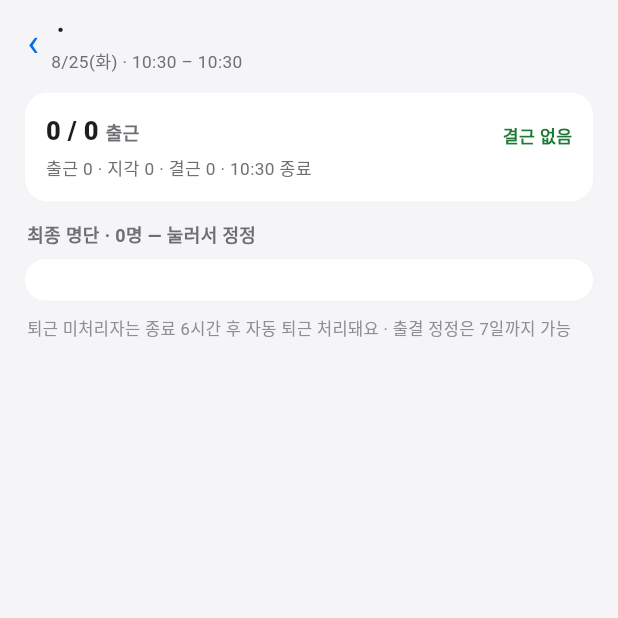
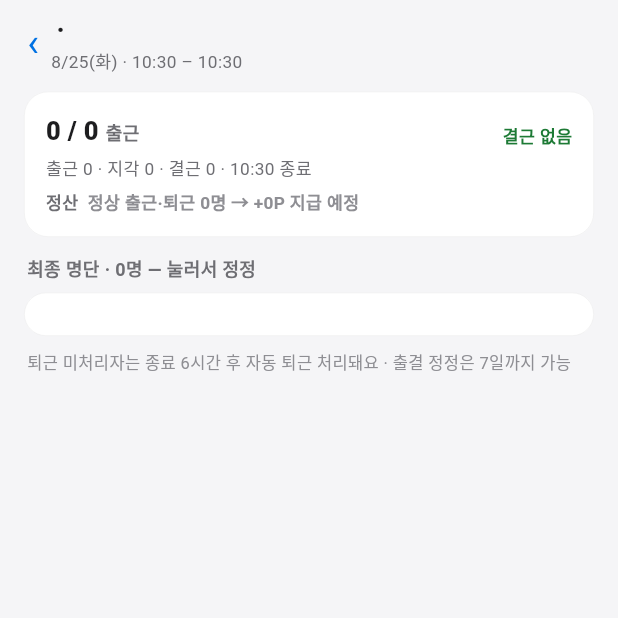
Before and after one commit to mogi-jeong/jobfit, a Flutter app: the AttendancePage screen opened directly with empty values, on a phone screen of 412 x 824 dp, the top half of it. Run offline on Flutter 3.47's test engine with Material 3 defaults, Android fonts, the phone set to English and light mode, and no system bars.

Commit message:
포인트 = 종료 후 정산, 정상 출근+정상 퇴근만 자동 — GPS 승인은 '퇴근 인정'까지, 반려는 미인정, 종료 화면 정산 요약(+N×P) 및 명단별 +P/포인트 없음 표시. 공용 규칙: lib/policy.dart(알바생 앱 복사용) + ATTENDANCE_RULES.md

```diff
--- a/lib/main.dart
+++ b/lib/main.dart
@@ -5,6 +5,7 @@
 import 'dart:async';
 import 'dart:math';
 import 'package:flutter/material.dart';
+import 'policy.dart';
 
 part 'mock_data.dart';
 
@@ -135,8 +136,9 @@ class Job {
   final DateTime start, end;
   final int cap, ok, short;
   final String desc; // 공고 내용 (템플릿 불러오기 + 수정)
+  final int point; // 잡핏 포인트 (기본 1,000P · 공고별 조정) — 종료 후 정상 출근+퇴근자에게만 자동 지급
   const Job(this.site, this.slot, this.status, this.start, this.end, this.cap, this.ok, this.short,
-      {this.id = '', this.desc = ''});
+      {this.id = '', this.desc = '', this.point = 1000});
 
   String get timeLabel =>
       '${_hm(start)} – ${_hm(end)}';
@@ -176,7 +178,7 @@ String? outOf(Job j, Worker w) {
 // 종료 후 수동 처리 필요 인원 (출근/지각인데 퇴근 기록 없음 + 퇴근 승인 대기) — 종료 6시간 지나면 자동 처리로 간주
 int manualCount(Job j) {
   final now = DateTime.now();
-  if (!now.isAfter(j.end) || now.difference(j.end).inHours >= 6) return 0;
+  if (!now.isAfter(j.end) || now.difference(j.end).inHours >= Policy.autoCheckoutHours) return 0;
   final pendingOut = rosterOf(j).where((w) {
     final s = effStatus(j, w);
     return (s == 'ok' || s == 'late') && outOf(j, w) == null;
@@ -186,6 +188,12 @@ int manualCount(Job j) {
 }
 
 bool needsManual(Job j) => manualCount(j) > 0;
+
+// 포인트 자동 지급 대상 판정 — policy.dart 규칙 사용 (알바생 앱과 동일)
+bool jobPointEligible(Job j, Worker w) {
+  final o = outOf(j, w);
+  return pointEligible(effStatus(j, w), o == null ? null : (o.startsWith('반려') ? CheckoutSource.rejected : CheckoutSource.manual));
+}
 
 // GPS 영역 밖 퇴근 — 사유 검토 대기 (알바생 앱에서 제출 → 여기서 승인/반려)
 class GpsReq {
@@ -735,6 +743,13 @@ class _AttendancePageState extends State<AttendancePage> {
     if (v != null) return v.isEmpty ? null : v;
     return w.outTime;
   }
+
+  // 포인트 자동 지급 대상 = 정상 출근(출근·지각) + 정상 퇴근 기록(반려 제외). 조퇴·이탈·결근은 자동 지급 없음
+  bool _eligible(Worker w) {
+    final s = statusOf(w);
+    final o = outOf_(w);
+    return (s == 'ok' || s == 'late') && o != null && !o.startsWith('반려');
+  }
   final List<Worker> extWorkers = []; // 외부인력 (기획안: 외부 구인)
   final List<Worker> invited = []; // 직접 추가한 가입 알바생 (기획안 §5-3, 즉시 승인)
   late final List<GpsReq> gpsReqs = List.of(gpsReqsOf(widget.job)
@@ -1320,13 +1335,14 @@ class _AttendancePageState extends State<AttendancePage> {
       }
     }
     final attended = ok + late + early;
-    final autoDone = DateTime.now().difference(widget.job.end).inHours >= 6;
-    final locked = DateTime.now().difference(widget.job.end).inDays >= 7;
+    final autoDone = DateTime.now().difference(widget.job.end).inHours >= Policy.autoCheckoutHours;
+    final locked = DateTime.now().difference(widget.job.end).inDays >= Policy.correctionDays;
     // 퇴근 미처리 = 출근/지각인데 퇴근 기록 없음 (종료 6시간 후엔 시스템이 자동 처리)
     final pending = autoDone
         ? <Worker>[]
         : mapped.where((w) => (statusOf(w) == 'ok' || statusOf(w) == 'late') && outOf_(w) == null).toList();
     final done = mapped.where((w) => !pending.contains(w)).toList();
+    final eligible = mapped.where(_eligible).length; // 포인트 자동 지급 대상
 
     Future<void> bulkOut() async {
       final go = await showDialog<bool>(
@@ -1383,6 +1399,19 @@ class _AttendancePageState extends State<AttendancePage> {
               '${Job._hm(widget.job.end)} 종료',
             ].join(' · '),
             style: const TextStyle(fontSize: 11.5, color: JColors.muted)),
+        const SizedBox(height: 6),
+        // 포인트 정산 — 종료 후, 정상 출근+퇴근자에게만 자동
+        Text.rich(TextSpan(children: [
+          const TextSpan(text: '정산  ', style: TextStyle(fontSize: 11.5, fontWeight: FontWeight.w700, color: JColors.muted)),
+          TextSpan(
+              text: '정상 출근·퇴근 $eligible명 → +${(eligible * widget.job.point).toString().replaceAllMapped(RegExp(r'(\d)(?=(\d{3})+$)'), (m) => '${m[1]},')}P 지급 예정',
+              style: TextStyle(fontSize: 11.5, fontWeight: FontWeight.w700,
+                  color: eligible > 0 ? JColors.green : JColors.inactive)),
+          if (pending.isNotEmpty)
+            TextSpan(
+                text: '  ·  퇴근 미처리 ${pending.length}명은 처리 후 확정',
+                style: const TextStyle(fontSize: 11, color: JColors.amber, fontWeight: FontWeight.w600)),
+        ])),
       ])),
       ..._gpsSection(),
       if (pending.isNotEmpty) ...[
@@ -1519,13 +1548,13 @@ class _AttendancePageState extends State<AttendancePage> {
                 const SizedBox(height: 10),
                 Row(children: [
                   Expanded(
-                      child: _pill('승인 · 포인트 지급', bg: JColors.blue, fg: Colors.white, onTap: () {
+                      child: _pill('승인 · 퇴근 인정', bg: JColors.blue, fg: Colors.white, onTap: () {
                     setState(() {
                       gpsReqs.remove(r);
                       gGpsDone.add('${jobKey(widget.job)}|${r.name}');
-                      outs[r.name] = r.time; // 퇴근 시각 기록 (승인·반려 모두 퇴근은 남김)
+                      outs[r.name] = r.time; // 정상 퇴근으로 기록 → 종료 후 정산 때 포인트 대상
                     });
-                    snack('${r.name} — 퇴근 승인 · 포인트 지급');
+                    snack('${r.name} — 퇴근 인정 · 종료 후 정산 때 포인트 지급 대상');
                   })),
                   const SizedBox(width: 7),
                   Expanded(
@@ -1533,9 +1562,9 @@ class _AttendancePageState extends State<AttendancePage> {
                     setState(() {
                       gpsReqs.remove(r);
                       gGpsDone.add('${jobKey(widget.job)}|${r.name}');
-                      outs[r.name] = r.time; // 퇴근 시각 기록 (승인·반려 모두 퇴근은 남김)
+                      outs[r.name] = '반려 ${r.time}'; // 퇴근 시각은 남기되 '미인정' → 포인트 대상 제외
                     });
-                    snack('${r.name} — 반려 · 퇴근 기록만, 포인트 미지급');
+                    snack('${r.name} — 반려 · 퇴근 미인정, 포인트 대상 제외');
                   })),
                 ]),
               ],
@@ -1606,6 +1635,13 @@ class _AttendancePageState extends State<AttendancePage> {
           if (pendingOut)
             const TextSpan(text: ' · 퇴근 미처리',
                 style: TextStyle(fontSize: 10.5, fontWeight: FontWeight.w700, color: JColors.amber)),
+          // 종료 후에만 포인트 대상 표시 (정상 출근+퇴근 = 자동 / 조퇴·이탈·반려 = 없음)
+          if (DateTime.now().isAfter(widget.job.end) && !pendingOut &&
+              (s == 'ok' || s == 'late' || s == 'early' || s == 'runaway'))
+            TextSpan(
+                text: _eligible(w) ? ' · +${widget.job.point}P' : ' · 포인트 없음',
+                style: TextStyle(fontSize: 10.5, fontWeight: FontWeight.w700,
+                    color: _eligible(w) ? JColors.green : JColors.inactive)),
           TextSpan(
               text: '  ${isExt(w.name) ? '외부' : isInvited(w.name) ? '추가' : (s == 'wait' ? '' : (manual ? '수동' : '자동'))}',
               style: const TextStyle(fontSize: 9.5, fontWeight: FontWeight.w600, color: Color(0xFFC7C7CC))),
@@ -2639,7 +2675,8 @@ Future<bool> openRegisterSheet(BuildContext context, {Set<DateTime>? preselected
                       final s = DateTime(d.year, d.month, d.day, start.hour, start.minute);
                       var e = DateTime(d.year, d.month, d.day, end.hour, end.minute);
                       if (!e.isAfter(s)) e = e.add(const Duration(days: 1)); // 야간 = 다음날 종료
-                      gJobs.add(Job(site, label, '모집중', s, e, cap, 0, cap, desc: descCtrl.text.trim()));
+                      gJobs.add(Job(site, label, '모집중', s, e, cap, 0, cap,
+                          desc: descCtrl.text.trim(), point: int.tryParse(pointCtrl.text.trim()) ?? 1000));
                     }
                     Navigator.pop(ctx);
                     changed = true;
--- a/lib/mock_data.dart
+++ b/lib/mock_data.dart
@@ -236,7 +236,7 @@ List<Worker> _genRoster(Job job) {
   if (ended) {
     // 종료: 결근 = cap - ok, 나머지 출근/지각 + 퇴근 기록 (6h 지나면 전원 자동 퇴근 처리됨)
     final absent = (job.cap - job.ok).clamp(0, job.cap);
-    final autoDone = now.difference(job.end).inHours >= 6;
+    final autoDone = now.difference(job.end).inHours >= Policy.autoCheckoutHours;
     for (var i = 0; i < job.cap; i++) {
       if (i < absent) {
         out.add(Worker(names[i], 'absent'));
@@ -273,8 +273,8 @@ List<Worker> _genRoster(Job job) {
 
 // ─── GPS 영역 밖 퇴근 승인 대기 (공고별) ───
 const _gpsSpecs = {
-  'j-t-1': ('셔틀 정류장까지 이동 후 퇴근 처리했어요', '영역 밖 180m', '17:04'),
-  'j-t-7': ('상차장 뒤편 출구로 나왔어요', '영역 밖 95m', '16:58'),
+  'j-t-4': ('셔틀 정류장까지 이동 후 퇴근 처리했어요', '영역 밖 180m', '17:04'),
+  'j-t-6': ('상차장 뒤편 출구로 나왔어요', '영역 밖 95m', '16:58'),
   'j-p-0': ('배터리 방전으로 늦게 켰어요', '영역 밖 420m', '17:31'),
 };
 
--- /dev/null
+++ b/lib/policy.dart
@@ -0,0 +1,67 @@
+// 잡핏 출결·포인트 정책 상수 — 관리자 앱 · 알바생 앱 공용
+// ★ 알바생 앱 프로젝트에 이 파일을 그대로 복사해서 사용 (두 앱이 같은 숫자·같은 상태값을 봐야 매칭됨)
+// ★ Supabase 쪽도 같은 값으로 (DB 함수/트리거에서 재검증)
+// 근거: 잡핏_기획안_v1_4 §4-2 출근 · §4-3 퇴근 · §5-5 대기열 · §6 포인트 + 사용자 결정 2026-08-24
+
+class Policy {
+  Policy._();
+
+  // ── 출근 (알바생 앱이 기록, 관리자 앱이 확인·보정) ──
+  static const checkInOpenBeforeMin = 60; // 근무 시작 60분 전부터 출근 버튼 활성화 (GPS 영역 안에서만)
+  static const lateAfterMin = 0; // 시작 시각 이후 출근 = 지각 (시작+0분부터)
+  static const absentAfterMin = 30; // 시작+30분까지 GPS 미확인 = 결근 후보 (관리자 앱 '미도착' → 수동 보정 가능)
+
+  // ── 퇴근 ──
+  static const autoCheckoutHours = 6; // 종료 + 6시간 후 시스템 자동 퇴근 처리 (그 전엔 관리자 수동 처리 대상)
+  static const checkoutAlarmRepeatMin = 5; // 종료 시각부터 퇴근 미처리 시 5분 간격 알림 (최대 6시간)
+
+  // ── 정정 ──
+  static const correctionDays = 7; // 종료 후 7일까지 앱에서 정정 가능 (이후 PC 관리자 웹)
+
+  // ── 대기열 ──
+  static const waitlistFactor = 2; // 대기 정원 = 모집 인원 × 2
+  static const waitAcceptFarMin = 120; // 근무 24시간 전이면 자리 제안 수락 제한 2시간
+  static const waitAcceptNearMin = 30; // 근무 24시간 이내면 30분
+
+  // ── 포인트 ──
+  static const defaultPoint = 1000; // 공고 기본 1,000P (공고별 조정)
+  static const buddyBonus = 3000; // 같이하기 보너스 (각자)
+  static const cancelDeduct = 1000; // 단순 변심 취소 차감
+
+  // ── 신청 ──
+  static const autoApproveBeforeHours = 12; // 근무 12시간 전 신청 = 자동 승인 / 이내 = 관리자 승인
+  static const freeCancelBeforeHours = 12; // 12시간 전까지 자유 취소
+}
+
+/// 출결 상태 — 알바생 앱(GPS 기록)과 관리자 앱(판정·보정)이 같은 문자열 사용
+class AttStatus {
+  AttStatus._();
+  static const wait = 'wait'; // 출근 전 (근무 시작 전)
+  static const none = 'none'; // 미도착 (시작 후 GPS 출근 기록 없음)
+  static const ok = 'ok'; // 출근 (정상)
+  static const late = 'late'; // 지각 — 출근으로 인정 (포인트 대상, 경고 사유는 별개)
+  static const early = 'early'; // 조퇴 — 관리자 표시, 포인트 자동 지급 없음
+  static const runaway = 'runaway'; // 무단이탈 — 관리자 표시, 포인트 자동 지급 없음
+  static const absent = 'absent'; // 결근
+}
+
+/// 퇴근 기록 — 출결 상태와 **별개 필드** (checkout_at / checkout_source)
+/// source: gps(영역 내 자동) · approved(영역 밖 사유 → 관리자 승인) · manual(관리자 수동) · auto(종료+6h 자동)
+/// 반려(rejected)는 기록은 남기되 '정상 퇴근'으로 인정하지 않음
+class CheckoutSource {
+  CheckoutSource._();
+  static const gps = 'gps';
+  static const approved = 'approved';
+  static const manual = 'manual';
+  static const auto = 'auto';
+  static const rejected = 'rejected';
+}
+
+/// 포인트 자동 지급 규칙 (종료 후 정산에서만 실행)
+///   status ∈ {ok, late}  AND  checkout 존재  AND  checkout.source != rejected  → point 지급
+///   early / runaway / absent / none → 자동 지급 없음 (PC에서 수동 판단)
+///   ⚠ 미결정: (1) 지각자 자동 지급 여부 (현재 지급)  (2) auto(6h 자동 퇴근)도 정상 퇴근으로 볼지 (현재 인정)
+bool pointEligible(String status, String? checkoutSource) =>
+    (status == AttStatus.ok || status == AttStatus.late) &&
+    checkoutSource != null &&
+    checkoutSource != CheckoutSource.rejected;
```
Also changed, not shown: 1 other file.
